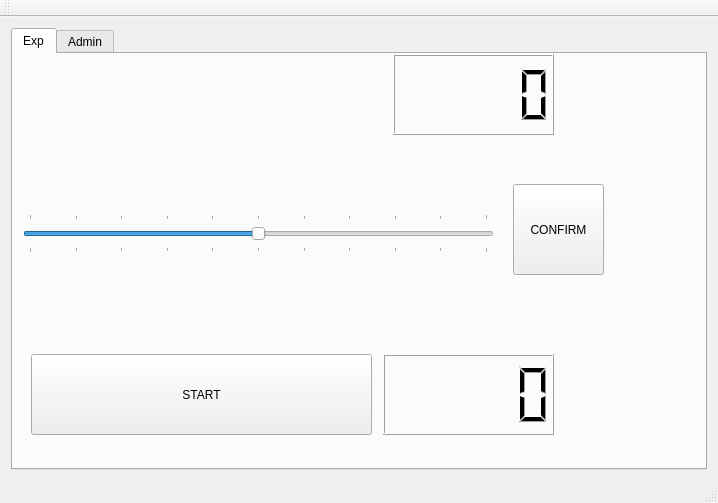
Old version of the form hri/include/mainwindow.ui in the repository mpatacchiola/naogui.
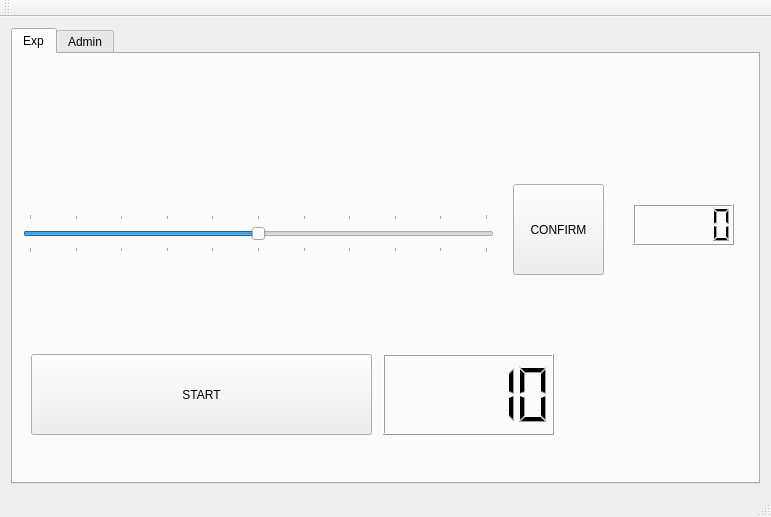
New version of the form. The open tabs and pages were chosen to show the change.

```diff
--- a/hri/include/mainwindow.ui
+++ b/hri/include/mainwindow.ui
@@ -6,8 +6,8 @@
    <rect>
     <x>0</x>
     <y>0</y>
-    <width>718</width>
-    <height>503</height>
+    <width>771</width>
+    <height>517</height>
    </rect>
   </property>
   <property name="windowTitle">
@@ -29,10 +29,10 @@
          <widget class="QLCDNumber" name="lcdNumber">
           <property name="geometry">
            <rect>
-            <x>380</x>
-            <y>0</y>
-            <width>161</width>
-            <height>81</height>
+            <x>620</x>
+            <y>150</y>
+            <width>101</width>
+            <height>41</height>
            </rect>
           </property>
           <property name="font">
@@ -65,6 +65,9 @@
           <property name="autoFillBackground">
            <bool>false</bool>
           </property>
+          <property name="intValue" stdset="0">
+           <number>10</number>
+          </property>
          </widget>
          <widget class="QPushButton" name="btnConfirm">
           <property name="geometry">
```
Left out of the diff: 8 changed lines with no effect on the pictures.
